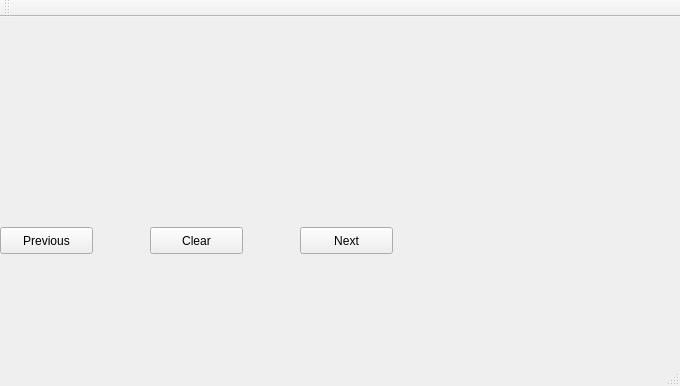
First picture: the form in mainwindow.ui, repository varigit/image-gallery, before the edit.
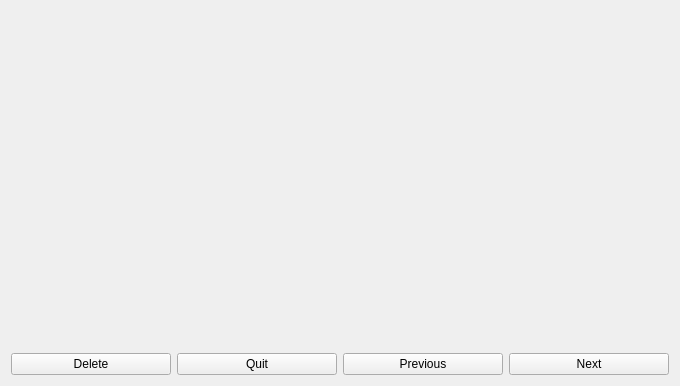
Second picture: the form after the edit.

The edit to the form file:
```diff
--- a/mainwindow.ui
+++ b/mainwindow.ui
@@ -14,77 +14,65 @@
    <string>MainWindow</string>
   </property>
   <widget class="QWidget" name="centralWidget">
+   <layout class="QGridLayout" name="gridLayout">
+    <item row="0" column="1">
+     <layout class="QVBoxLayout" name="verticalLayout_4">
+      <item>
+       <layout class="QVBoxLayout" name="verticalLayout_6">
+        <item>
    <widget class="QLabel" name="label">
-    <property name="geometry">
-     <rect>
-      <x>0</x>
-      <y>0</y>
-      <width>391</width>
-      <height>191</height>
-     </rect>
+          <property name="styleSheet">
+           <string notr="true"/>
     </property>
     <property name="text">
      <string/>
     </property>
-   </widget>
+          <property name="alignment">
+           <set>Qt::AlignCenter</set>
+          </property>
+         </widget>
+        </item>
+       </layout>
+      </item>
+      <item>
+       <layout class="QVBoxLayout" name="verticalLayout_5">
+        <item>
+         <layout class="QHBoxLayout" name="horizontalLayout_2">
+          <item>
+           <widget class="QPushButton" name="clearImages">
+            <property name="text">
+             <string>Delete</string>
+            </property>
+           </widget>
+          </item>
+          <item>
+           <widget class="QPushButton" name="pushButton">
+            <property name="text">
+             <string>Quit</string>
+            </property>
+           </widget>
+          </item>
+          <item>
    <widget class="QPushButton" name="prevImage">
-    <property name="geometry">
-     <rect>
-      <x>0</x>
-      <y>210</y>
-      <width>93</width>
-      <height>27</height>
-     </rect>
-    </property>
     <property name="text">
      <string>Previous</string>
     </property>
    </widget>
+          </item>
+          <item>
    <widget class="QPushButton" name="nextImage">
-    <property name="geometry">
-     <rect>
-      <x>300</x>
-      <y>210</y>
-      <width>93</width>
-      <height>27</height>
-     </rect>
-    </property>
     <property name="text">
      <string>Next</string>
     </property>
    </widget>
-   <widget class="QPushButton" name="clearImages">
-    <property name="geometry">
-     <rect>
-      <x>150</x>
-      <y>210</y>
-      <width>93</width>
-      <height>27</height>
-     </rect>
-    </property>
-    <property name="text">
-     <string>Clear</string>
-    </property>
-   </widget>
-  </widget>
-  <widget class="QMenuBar" name="menuBar">
-   <property name="geometry">
-    <rect>
-     <x>0</x>
-     <y>0</y>
-     <width>680</width>
-     <height>23</height>
-    </rect>
-   </property>
-  </widget>
-  <widget class="QStatusBar" name="statusBar"/>
-  <widget class="QToolBar" name="mainToolBar">
-   <attribute name="toolBarArea">
-    <enum>TopToolBarArea</enum>
-   </attribute>
-   <attribute name="toolBarBreak">
-    <bool>false</bool>
-   </attribute>
+          </item>
+         </layout>
+        </item>
+       </layout>
+      </item>
+     </layout>
+    </item>
+   </layout>
   </widget>
  </widget>
  <layoutdefault spacing="6" margin="11"/>
```
Lines whose indentation alone changed are shown as unchanged.
